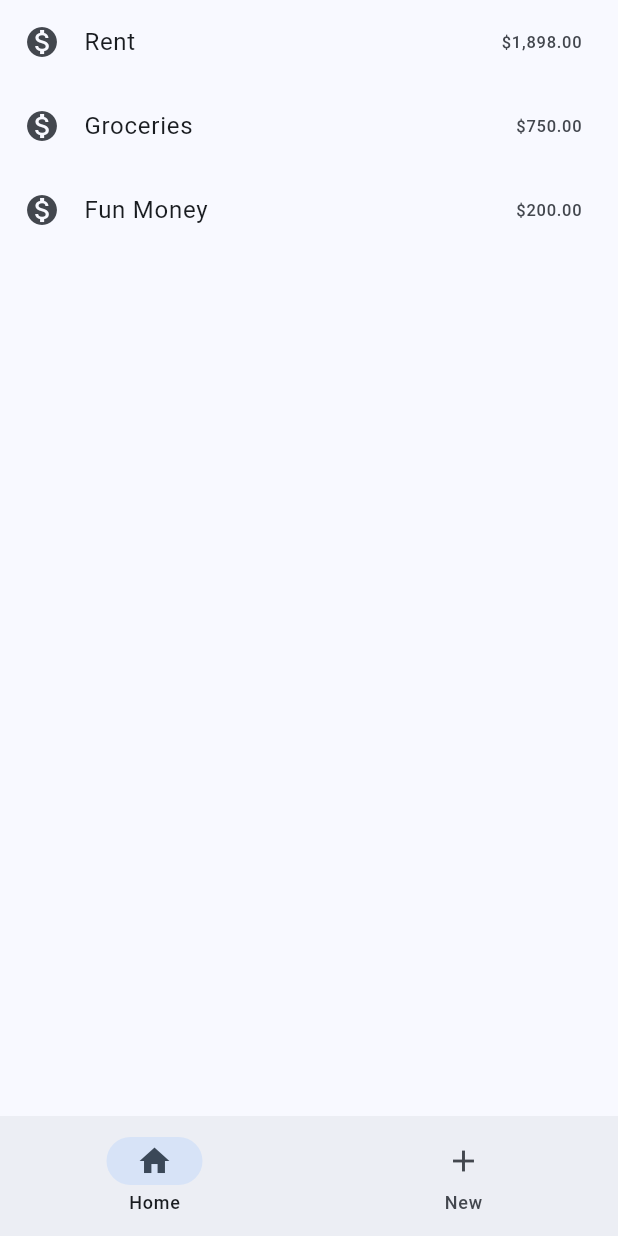
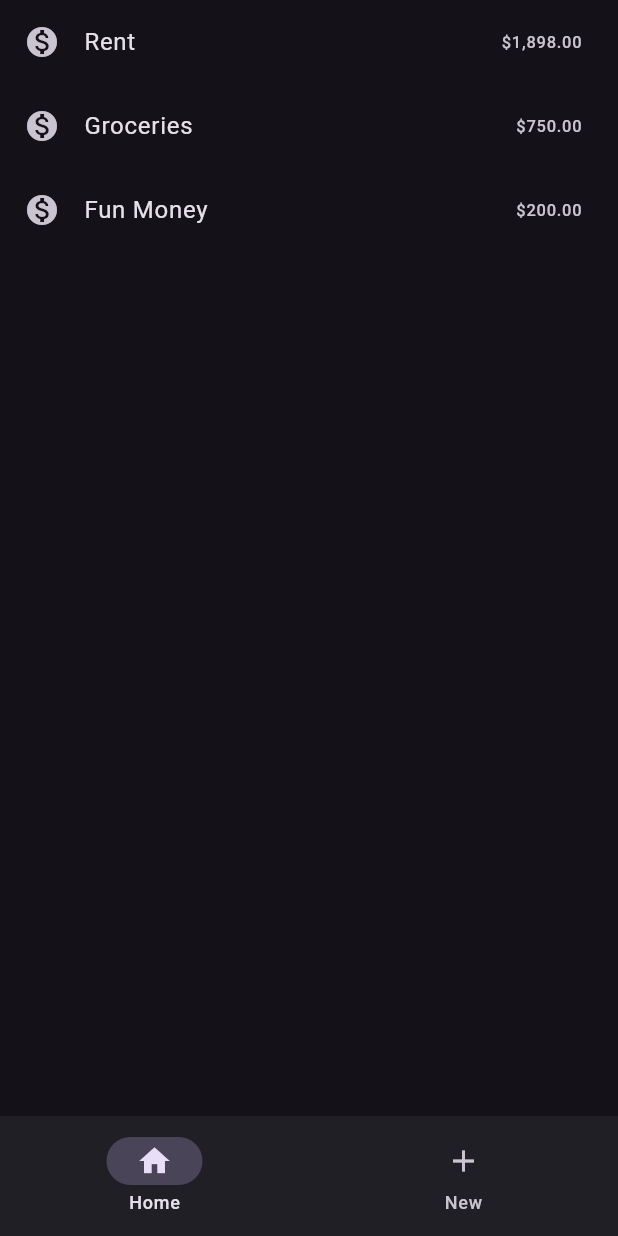
Before and after one commit to treknuts/centsei, a Flutter app: the screen it shows after launch, on a phone screen of 412 x 824 dp. Run offline on Flutter 3.47's test engine with Material 3 defaults, Android fonts, the phone set to English and light mode, and no system bars.

```diff
--- a/lib/main.dart
+++ b/lib/main.dart
@@ -17,7 +17,7 @@ class MyApp extends StatelessWidget {
       child: MaterialApp(
         title: 'Centsei',
         theme: ThemeData(
-          colorScheme: ColorScheme.fromSeed(seedColor: Colors.blue),
+          brightness: Brightness.dark,
           useMaterial3: true,
         ),
         home: const MyHomePage(),
```
